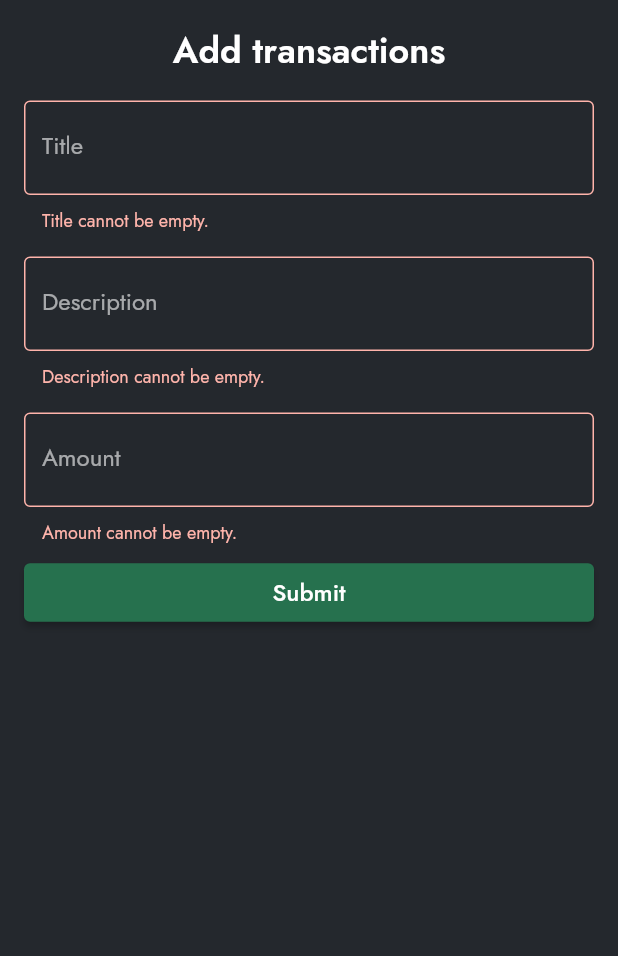
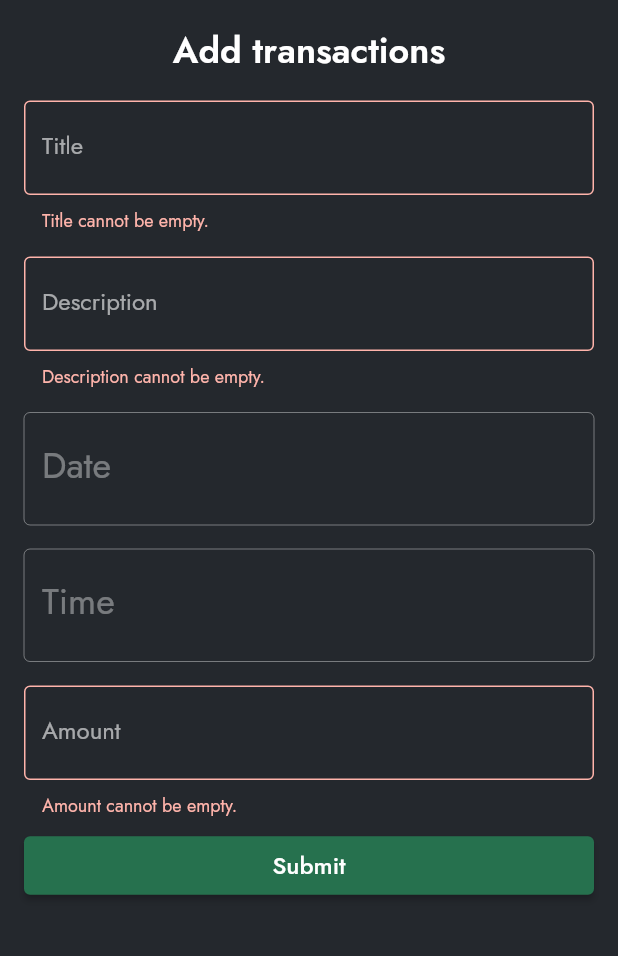
Before and after one commit to Marvvllo/balancify, a Flutter app: the AddTransactionPage screen opened directly, after a tap on "Submit", on a phone screen of 412 x 824 dp, the part 60-1016 px from its top. Run offline on Flutter 3.47's test engine with Material 2 defaults, Android fonts, the phone set to English and light mode, and no system bars; our stand-ins replace flutter_svg, shared_preferences; accounts and stored records are empty.

Commit message:
Added Transaction Form

```diff
--- a/lib/pages/add_transaction.dart
+++ b/lib/pages/add_transaction.dart
@@ -1,9 +1,13 @@
 // ignore_for_file: prefer_const_constructors, prefer_const_literals_to_create_immutables
 
+import 'dart:convert';
+
 import 'package:balancify/constants/colors.dart';
-import 'package:balancify/pages/transaction_detail.dart';
+import 'package:balancify/transaction.dart';
 import 'package:flutter/material.dart';
 import 'package:flutter_svg/flutter_svg.dart';
+import 'package:intl/intl.dart';
+import 'package:shared_preferences/shared_preferences.dart';
 
 class AddTransactionPage extends StatefulWidget {
   const AddTransactionPage({super.key});
@@ -17,8 +21,56 @@ class _AddTransactionPageState extends State<AddTransactionPage> {
 
   final title = TextEditingController();
   final desc = TextEditingController();
-  final dateTime = TextEditingController();
+  final date = TextEditingController();
+  final timeController = TextEditingController();
   final amount = TextEditingController();
+
+  Future<void> _selectDate(BuildContext context) async {
+    final DateTime? picked = await showDatePicker(
+        context: context,
+        initialDate: DateTime.now(),
+        initialDatePickerMode: DatePickerMode.day,
+        firstDate: DateTime(2000),
+        lastDate: DateTime(2101));
+    if (picked != null) {
+      setState(() {
+        DateTime selectedDate = picked;
+        date.text = DateFormat.yMd().format(selectedDate);
+      });
+    }
+  }
+
+  Future<void> _selectTime(BuildContext context) async {
+    final TimeOfDay? picked = await showTimePicker(
+      context: context,
+      initialTime: TimeOfDay.now(),
+    );
+    if (picked != null) {
+      setState(() {
+        TimeOfDay selectedTime = picked;
+        String hour = selectedTime.hour.toString();
+        String minute = selectedTime.minute.toString();
+        String time = '$hour:$minute';
+        timeController.text = time;
+      });
+    }
+  }
+
+  // Shared Prefs
+
+  Future<void> addTransaction(Transaction newTransaction) async {
+    List<Transaction>? transactionsList = List.empty(growable: true);
+
+    final prefs = await SharedPreferences.getInstance();
+    final String? transactionsString = prefs.getString('transactions');
+    if (transactionsString != null) {
+      transactionsList = jsonDecode(transactionsString);
+    }
+    transactionsList?.add(newTransaction);
+
+    var encodedList = Transaction.encode(transactionsList as List<Transaction>);
+    await prefs.setString('transactions', encodedList);
+  }
 
   @override
   Widget build(BuildContext context) {
@@ -40,6 +92,7 @@ class _AddTransactionPageState extends State<AddTransactionPage> {
         padding: const EdgeInsets.symmetric(horizontal: 16.0),
         child: Form(
           key: _formKey,
+          child: SingleChildScrollView(
             child: Column(
               children: [
                 Text(
@@ -59,7 +112,8 @@ class _AddTransactionPageState extends State<AddTransactionPage> {
                   decoration: InputDecoration(
                     labelText: "Title",
                     border: OutlineInputBorder(
-                    borderSide: BorderSide(color: AppColor.primary, width: 2.0),
+                      borderSide:
+                          BorderSide(color: AppColor.primary, width: 2.0),
                     ),
                   ),
                   validator: (value) {
@@ -79,7 +133,8 @@ class _AddTransactionPageState extends State<AddTransactionPage> {
                   decoration: InputDecoration(
                     labelText: "Description",
                     border: OutlineInputBorder(
-                    borderSide: BorderSide(color: AppColor.primary, width: 2.0),
+                      borderSide:
+                          BorderSide(color: AppColor.primary, width: 2.0),
                     ),
                   ),
                   validator: (value) {
@@ -92,6 +147,63 @@ class _AddTransactionPageState extends State<AddTransactionPage> {
 
                 SizedBox(height: 16.0),
 
+                // Date Picker
+                InkWell(
+                  onTap: () {
+                    _selectDate(context);
+                  },
+                  child: TextFormField(
+                    style: TextStyle(fontSize: 24),
+                    textAlign: TextAlign.center,
+                    enabled: false,
+                    keyboardType: TextInputType.text,
+                    controller: date,
+                    onTap: () {
+                      _selectDate(context);
+                    },
+                    onSaved: (String? val) {
+                      date.text = val as String;
+                    },
+                    decoration: InputDecoration(
+                      labelText: "Date",
+                      border: OutlineInputBorder(
+                        borderSide:
+                            BorderSide(color: AppColor.primary, width: 2.0),
+                      ),
+                    ),
+                  ),
+                ),
+                SizedBox(height: 16.0),
+
+                // Time Picker
+                InkWell(
+                  onTap: () {
+                    _selectTime(context);
+                  },
+                  child: TextFormField(
+                    style: TextStyle(fontSize: 24),
+                    textAlign: TextAlign.center,
+                    enabled: false,
+                    keyboardType: TextInputType.text,
+                    controller: timeController,
+                    onTap: () {
+                      _selectDate(context);
+                    },
+                    onSaved: (String? val) {
+                      date.text = val as String;
+                    },
+                    decoration: InputDecoration(
+                      labelText: "Time",
+                      border: OutlineInputBorder(
+                        borderSide:
+                            BorderSide(color: AppColor.primary, width: 2.0),
+                      ),
+                    ),
+                  ),
+                ),
+
+                SizedBox(height: 16.0),
+
                 // Amount Field
                 TextFormField(
                   controller: amount,
@@ -99,7 +211,8 @@ class _AddTransactionPageState extends State<AddTransactionPage> {
                   decoration: InputDecoration(
                     labelText: "Amount",
                     border: OutlineInputBorder(
-                    borderSide: BorderSide(color: AppColor.primary, width: 2.0),
+                      borderSide:
+                          BorderSide(color: AppColor.primary, width: 2.0),
                     ),
                   ),
                   validator: (value) {
@@ -131,14 +244,27 @@ class _AddTransactionPageState extends State<AddTransactionPage> {
                     ),
                     onPressed: () {
                       if (_formKey.currentState!.validate()) {
-                      Navigator.push(
-                          context,
-                          MaterialPageRoute(
-                              builder: (_) => TransactionDetailPage(
+                        addTransaction(
+                          Transaction(
                             title: title.text,
                             desc: desc.text,
+                            date: date.text,
+                            time: timeController.text,
                             amount: amount.text,
-                                  )));
+                          ),
+                        );
+                        //   Navigator.push(
+                        //       context,
+                        //       MaterialPageRoute(
+                        //           builder: (_) => TransactionDetailPage(
+                        //                 transaction: Transaction(
+                        //                   title: title.text,
+                        //                   desc: desc.text,
+                        //                   date: date.text,
+                        //                   time: timeController.text,
+                        //                   amount: amount.text,
+                        //                 ),
+                        //               )));
                       }
                     },
                     child: Text(
@@ -154,6 +280,7 @@ class _AddTransactionPageState extends State<AddTransactionPage> {
             ),
           ),
         ),
+      ),
     );
   }
 }
--- /dev/null
+++ b/lib/transaction.dart
@@ -0,0 +1,28 @@
+import 'dart:convert';
+
+class Transaction {
+  const Transaction({
+    required this.title,
+    required this.desc,
+    required this.date,
+    required this.time,
+    required this.amount,
+  });
+
+  final String title, desc, date, time, amount;
+
+  static Map<String, dynamic> toMap(Transaction transaction) => {
+        'title': transaction.title,
+        'desc': transaction.desc,
+        'date': transaction.date,
+        'time': transaction.time,
+        'amount': transaction.amount,
+      };
+
+  static String encode(List<Transaction> transactions) => jsonEncode(
+        transactions
+            .map<Map<String, dynamic>>(
+                (transaction) => Transaction.toMap(transaction))
+            .toList(),
+      );
+}
--- a/pubspec.yaml
+++ b/pubspec.yaml
@@ -11,6 +11,8 @@ dependencies:
     sdk: flutter
   flutter_svg: ^2.0.9
   google_fonts: ^6.1.0
+  intl: ^0.18.1
+  shared_preferences: ^2.2.2
 
 dev_dependencies:
   flutter_test:
```
Also changed, not shown: lib/pages/transaction_detail.dart (+8 -7 lines), pubspec.lock, 1 other file. Lines whose indentation alone changed are shown as unchanged.
